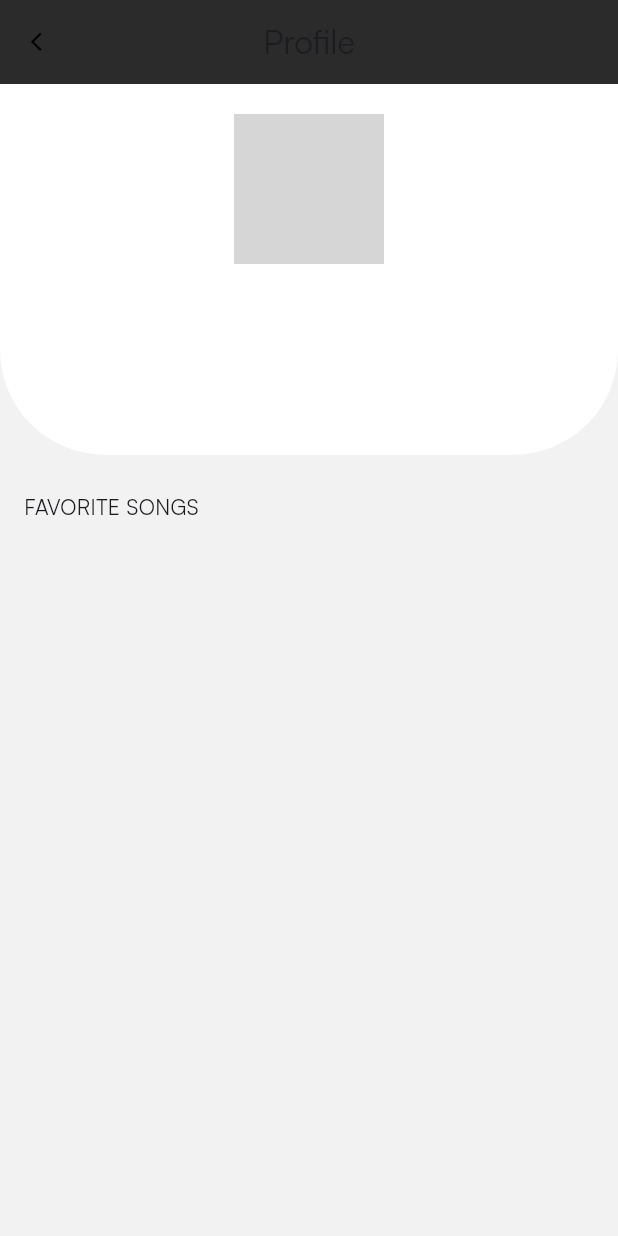
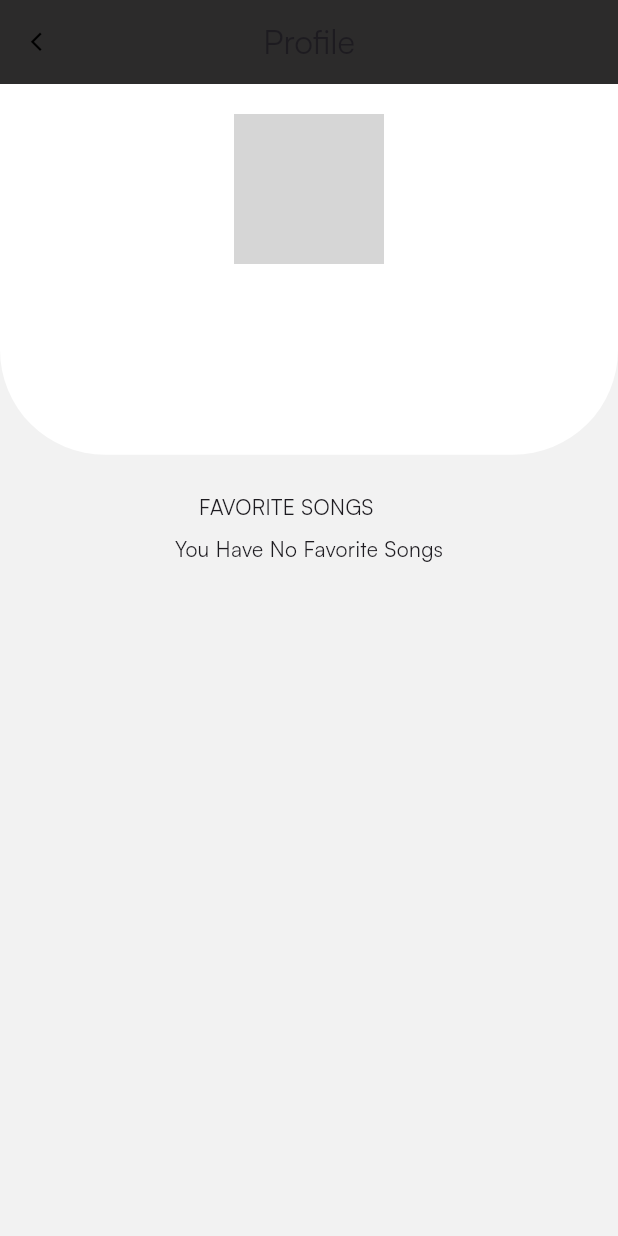
Before and after one commit to ZiadAssem/musify_project, a Flutter app: the ProfilePage screen opened by its route, on a phone screen of 412 x 824 dp. Run offline on Flutter 3.47's test engine with Material 3 defaults, Android fonts, the phone set to English and light mode, and no system bars; our stand-ins replace cloud_firestore, dartz, firebase_auth, firebase_core, firebase_storage, flutter_bloc and 4 more; accounts and stored records are empty; network calls fail; grey boxes are pictures that could not be loaded.

Commit message:
adjusted orientation

```diff
--- a/lib/presentation/profile/pages/profile.dart
+++ b/lib/presentation/profile/pages/profile.dart
@@ -1,4 +1,5 @@
 import 'package:flutter/material.dart';
+import 'package:flutter/services.dart';
 import 'package:flutter_bloc/flutter_bloc.dart';
 import 'package:spotify_project/presentation/home/bloc/playlist_cubit.dart';
 import '../../../common/helpers/is_dark_mode.dart';
@@ -12,28 +13,58 @@
 class ProfilePage extends StatelessWidget {
   const ProfilePage({super.key});
 
+
   @override
   Widget build(BuildContext context) {
-    return Scaffold(
+    SystemChrome.setPreferredOrientations([
+      DeviceOrientation.portraitUp,
+      DeviceOrientation.portraitDown,
+      DeviceOrientation.landscapeLeft,
+      DeviceOrientation.landscapeRight,
+    ]);
+    return WillPopScope(
+      onWillPop: () async {
+        SystemChrome.setPreferredOrientations([
+          DeviceOrientation.portraitUp,
+          DeviceOrientation.portraitDown,
+        ]);
+        return true;
+      },
+      child: Scaffold(
         appBar: const BasicAppBar(
           backgroundColor: Color(0xff2C2B2B),
           title: Text('Profile'),
         ),
-        body: Column(
+        body: MediaQuery.of(context).orientation == Orientation.portrait
+            ? Column(
                 children: [
                   _profileInfo(context),
                   const SizedBox(height: 25),
                   _favoriteSongs(),
                 ],
-        ));
+              )
+            : Row(
+                children: [
+                  Expanded(
+                    child: _profileInfo(context),
+                  ),
+                  Expanded(
+                    child: _favoriteSongs(),
+                  ),
+                ],
+              ),
+      ),
+    );
   }
 
   Widget _profileInfo(BuildContext context) {
     return BlocProvider(
       create: (context) => ProfileInfoCubit()..getUser(),
       child: Container(
+        height: MediaQuery.of(context).orientation == Orientation.portrait
+            ? MediaQuery.of(context).size.height * 0.3
+            : MediaQuery.of(context).size.height,
         width: MediaQuery.of(context).size.width,
-        height: MediaQuery.of(context).size.height * 0.3,
         decoration: BoxDecoration(
           color: context.isDarkMode ? const Color(0xff2C2B2B) : Colors.white,
           borderRadius: const BorderRadius.only(
@@ -52,7 +83,7 @@
                 children: [
                   const SizedBox(height: 20),
                   CircleAvatar(
-                    radius: 50,
+                    maxRadius: 50,
                     backgroundImage: NetworkImage(state.user.profileImageURL!),
                   ),
                   const SizedBox(height: 10),
@@ -71,6 +102,9 @@
                       fontWeight: FontWeight.w300,
                     ),
                   ),
+                  const SizedBox(
+                    height: 20,
+                  )
                 ],
               );
             } else if (state is ProfileInfoError) {
@@ -94,7 +128,6 @@
         BlocProvider(
           create: (context) => FavoriteSongsCubit()..getFavoriteSongs(),
         ),
-
       ],
       child: Column(
         crossAxisAlignment: CrossAxisAlignment.start,
@@ -112,13 +145,35 @@
                 child: CircularProgressIndicator(),
               );
             } else if (state is FavoriteSongsLoaded) {
-              return SizedBox(
-                height: MediaQuery.of(context).size.height * 0.5,
+              return state.songs.isEmpty
+                  ? const Text('You Have No Favorite Songs')
+                  : SizedBox(
+                      // check if portrait or landscape
+
+                      height: MediaQuery.of(context).orientation ==
+                              Orientation.portrait
+                          ? MediaQuery.of(context).size.height * 0.5
+                          : MediaQuery.of(context).size.height - 120,
                       child: ListView.separated(
+                          physics: BouncingScrollPhysics(),
                           shrinkWrap: true,
                           itemCount: state.songs.length,
                           separatorBuilder: (context, index) => const Divider(),
                           itemBuilder: (context, index) {
+                            return _songTile(context, state, index);
+                          }),
+                    );
+            } else if (state is FavoriteSongsFailure) {
+              return Text(state.message);
+            }
+            return const Text('Error');
+          })
+        ],
+      ),
+    );
+  }
+
+  Widget _songTile(BuildContext context, state, int index) {
     return Padding(
       padding: const EdgeInsets.symmetric(horizontal: 16.0),
       child: Row(
@@ -132,17 +187,16 @@
                 decoration: BoxDecoration(
                   borderRadius: BorderRadius.circular(20),
                   image: DecorationImage(
-                                        image: NetworkImage(
-                                            state.songs[index].coverURL)),
+                      image: NetworkImage(state.songs[index].coverURL)),
                 ),
               ),
               const SizedBox(width: 10),
               SizedBox(
-                                  width:
-                                      MediaQuery.of(context).size.width * 0.3,
+                width: MediaQuery.of(context).orientation == Orientation.portrait?
+                 MediaQuery.of(context).size.width * 0.3:
+                 MediaQuery.of(context).size.width * 0.2,
                 child: Column(
-                                    crossAxisAlignment:
-                                        CrossAxisAlignment.start,
+                  crossAxisAlignment: CrossAxisAlignment.start,
                   children: [
                     Text(
                       state.songs[index].title,
@@ -167,22 +221,16 @@
           Row(
             mainAxisAlignment: MainAxisAlignment.spaceBetween,
             children: [
-                                Text(state.songs[index].duration
-                                    .toString()
-                                    .replaceAll('.', ':')),
+              Text(state.songs[index].duration.toString().replaceAll('.', ':')),
               FavoriteButton(
                 key: UniqueKey(),
                 song: state.songs[index],
                 function: () {
-                                    // BUG NEEDS FIXING
                   // context
-                                    //     .read<PlaylistCubit>()
-                                    //     .updateSongFavoriteStatus(
-                                    //         state.songs[index]);
-                                    context
-                                        .read<FavoriteSongsCubit>()
-                                        .removeFavoriteSong(index);
-
+                      // .read<PlaylistCubit>()
+                      // .updateSongFavoriteStatus(
+                      //     state.songs[index]);
+                  context.read<FavoriteSongsCubit>().removeFavoriteSong(index);
                 },
               ),
             ],
@@ -190,15 +238,5 @@
         ],
       ),
     );
-                    }),
-              );
-            } else if (state is FavoriteSongsFailure) {
-              return Text(state.message);
-            }
-            return const Text('Error');
-          })
-        ],
-      ),
-    );
   }
 }
```
Also changed, not shown: lib/main.dart (+8 -1 lines). Lines whose indentation alone changed are shown as unchanged.
